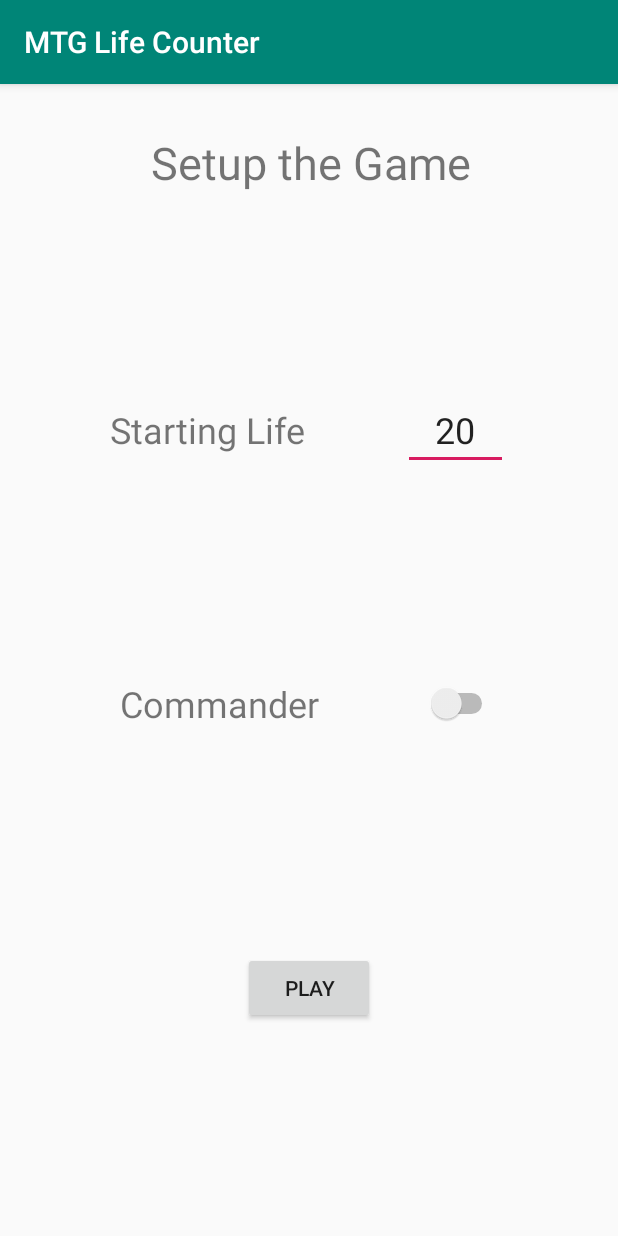
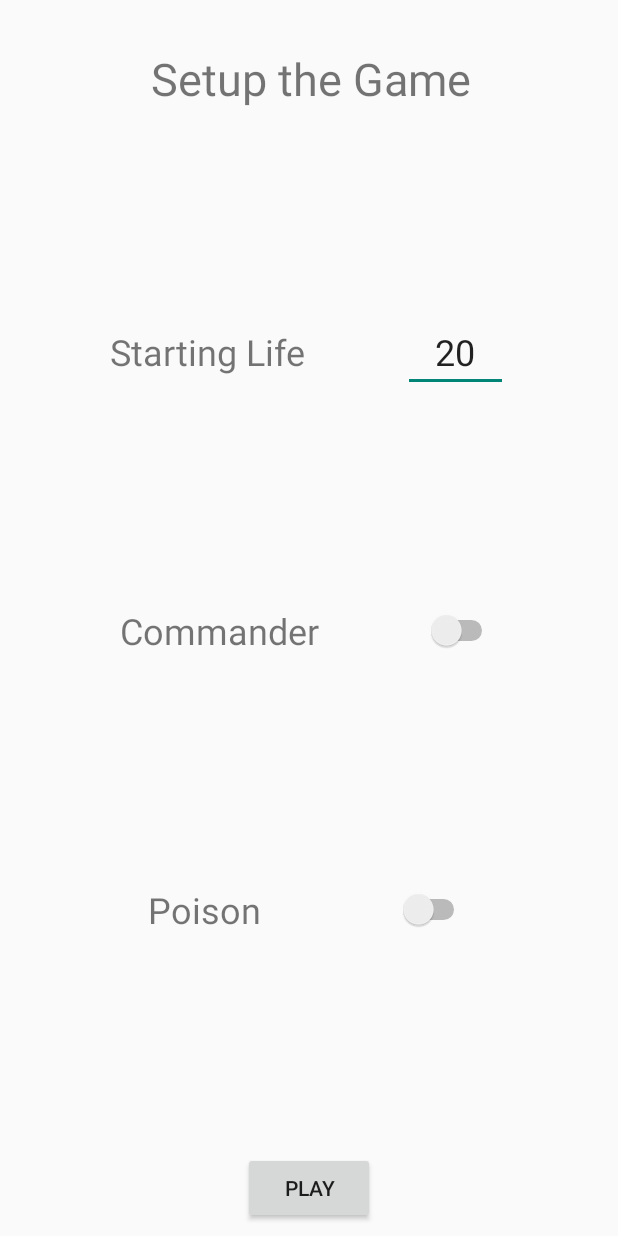
Before and after one commit to JoDaniel1412/MTG-Life-Counter-Mobile, an Android app: the SetupGameActivity screen opened directly, with no data from a screen before it, on a phone screen of 412 x 824 dp. Run offline under Robolectric (Android 15) with nearby library versions, the phone set to English and light mode, and no system bars.

Commit message:
Fixed the unloaded views in GameActivity and ColorSettingsActivity Setup the app manifest to fullscreen no action bar

```diff
--- a/app/src/main/AndroidManifest.xml
+++ b/app/src/main/AndroidManifest.xml
@@ -8,7 +8,7 @@
         android:label="@string/app_name"
         android:roundIcon="@mipmap/ic_launcher_round"
         android:supportsRtl="true"
-        android:theme="@style/AppTheme">
+        android:theme="@style/Theme.AppCompat.Light.NoActionBar">
         <activity android:name=".controllers.MainActivity">
             <intent-filter>
                 <action android:name="android.intent.action.MAIN" />
--- a/app/src/main/java/org/atlas/mtglifecounter/controllers/MainActivity.java
+++ b/app/src/main/java/org/atlas/mtglifecounter/controllers/MainActivity.java
@@ -4,6 +4,8 @@
 import android.support.v7.app.AppCompatActivity;
 import android.os.Bundle;
 import android.view.View;
+import android.view.Window;
+import android.view.WindowManager;
 
 import org.atlas.mtglifecounter.R;
 
@@ -12,6 +14,8 @@
     @Override
     protected void onCreate(Bundle savedInstanceState) {
         super.onCreate(savedInstanceState);
+        requestWindowFeature(Window.FEATURE_NO_TITLE);
+        getWindow().setFlags(WindowManager.LayoutParams.FLAG_FULLSCREEN, WindowManager.LayoutParams.FLAG_FULLSCREEN);
         setContentView(R.layout.activity_main);
     }
 
--- a/app/src/main/java/org/atlas/mtglifecounter/controllers/PlayerSelectionActivity.java
+++ b/app/src/main/java/org/atlas/mtglifecounter/controllers/PlayerSelectionActivity.java
@@ -5,6 +5,8 @@
 import android.support.v7.app.AppCompatActivity;
 import android.util.Log;
 import android.view.View;
+import android.view.Window;
+import android.view.WindowManager;
 import android.widget.ImageView;
 
 import org.atlas.mtglifecounter.R;
@@ -20,6 +22,8 @@
     @Override
     protected void onCreate(Bundle savedInstanceState) {
         super.onCreate(savedInstanceState);
+        requestWindowFeature(Window.FEATURE_NO_TITLE);
+        getWindow().setFlags(WindowManager.LayoutParams.FLAG_FULLSCREEN, WindowManager.LayoutParams.FLAG_FULLSCREEN);
         setContentView(R.layout.activity_player_selection);
 
         loadPlayerList();
--- a/app/src/main/java/org/atlas/mtglifecounter/controllers/SetupGameActivity.java
+++ b/app/src/main/java/org/atlas/mtglifecounter/controllers/SetupGameActivity.java
@@ -5,6 +5,8 @@
 import android.os.Bundle;
 import android.util.Log;
 import android.view.View;
+import android.view.Window;
+import android.view.WindowManager;
 import android.widget.EditText;
 import android.widget.Switch;
 
@@ -20,6 +22,8 @@
     @Override
     protected void onCreate(Bundle savedInstanceState) {
         super.onCreate(savedInstanceState);
+        requestWindowFeature(Window.FEATURE_NO_TITLE);
+        getWindow().setFlags(WindowManager.LayoutParams.FLAG_FULLSCREEN, WindowManager.LayoutParams.FLAG_FULLSCREEN);
         setContentView(R.layout.activity_setup_game);
 
         commander_switch = findViewById(R.id.commander_switch);
--- a/app/src/main/java/org/atlas/mtglifecounter/logic/Players.java
+++ b/app/src/main/java/org/atlas/mtglifecounter/logic/Players.java
@@ -10,6 +10,8 @@
 public class Players {
 
     public static List<LifeCounter> life = new ArrayList<>();
+    public static List<Integer> poison = new ArrayList<>();
+    public static List<List<Integer>> commander = new ArrayList<>();
     public static List<Integer> colors = new ArrayList<>();
 
 }
--- a/app/src/main/res/layout/activity_setup_game.xml
+++ b/app/src/main/res/layout/activity_setup_game.xml
@@ -5,6 +5,20 @@
     android:layout_width="match_parent"
     android:layout_height="match_parent"
     tools:context=".controllers.SetupGameActivity">
+
+    <TextView
+        android:id="@+id/textView7"
+        android:layout_width="wrap_content"
+        android:layout_height="wrap_content"
+        android:layout_marginStart="8dp"
+        android:layout_marginTop="8dp"
+        android:layout_marginBottom="8dp"
+        android:text="@string/setup_game_poison"
+        android:textSize="24sp"
+        app:layout_constraintBottom_toTopOf="@+id/button3"
+        app:layout_constraintEnd_toStartOf="@+id/poison_switch"
+        app:layout_constraintStart_toStartOf="parent"
+        app:layout_constraintTop_toBottomOf="@+id/textView5" />
 
     <TextView
         android:id="@+id/textView3"
@@ -44,7 +58,7 @@
         android:layout_marginBottom="8dp"
         android:text="@string/setup_game_commander"
         android:textSize="24sp"
-        app:layout_constraintBottom_toTopOf="@+id/button3"
+        app:layout_constraintBottom_toTopOf="@+id/textView7"
         app:layout_constraintEnd_toStartOf="@+id/commander_switch"
         app:layout_constraintStart_toStartOf="parent"
         app:layout_constraintTop_toBottomOf="@+id/textView4" />
@@ -54,15 +68,13 @@
         android:layout_width="wrap_content"
         android:layout_height="wrap_content"
         android:layout_marginStart="8dp"
-        android:layout_marginTop="8dp"
         android:layout_marginEnd="8dp"
         android:layout_marginBottom="8dp"
+        android:onClick="pressed_play"
         android:text="@string/setup_game_play"
-        android:onClick="pressed_play"
         app:layout_constraintBottom_toBottomOf="parent"
         app:layout_constraintEnd_toEndOf="parent"
-        app:layout_constraintStart_toStartOf="parent"
-        app:layout_constraintTop_toBottomOf="@+id/textView5" />
+        app:layout_constraintStart_toStartOf="parent" />
 
     <Switch
         android:id="@+id/commander_switch"
@@ -73,6 +85,16 @@
         app:layout_constraintEnd_toEndOf="parent"
         app:layout_constraintStart_toEndOf="@+id/textView5"
         app:layout_constraintTop_toTopOf="@+id/textView5" />
+
+    <Switch
+        android:id="@+id/poison_switch"
+        android:layout_width="wrap_content"
+        android:layout_height="wrap_content"
+        android:layout_marginEnd="8dp"
+        app:layout_constraintBottom_toBottomOf="@+id/textView7"
+        app:layout_constraintEnd_toEndOf="parent"
+        app:layout_constraintStart_toEndOf="@+id/textView7"
+        app:layout_constraintTop_toTopOf="@+id/textView7" />
 
     <EditText
         android:id="@+id/starting_life_entry"
--- a/app/src/main/res/values/strings.xml
+++ b/app/src/main/res/values/strings.xml
@@ -14,4 +14,5 @@
     <string name="setup_game_commander">Commander</string>
     <string name="setup_game_play">Play</string>
     <string name="game_touch_to_start">Touch to Start</string>
+    <string name="setup_game_poison">Poison</string>
 </resources>
```
Also changed, not shown: app/src/main/java/org/atlas/mtglifecounter/controllers/ColorSettingsActivity.java (+8 -10 lines), app/src/main/java/org/atlas/mtglifecounter/controllers/GameActivity.java (+12 -12 lines).
